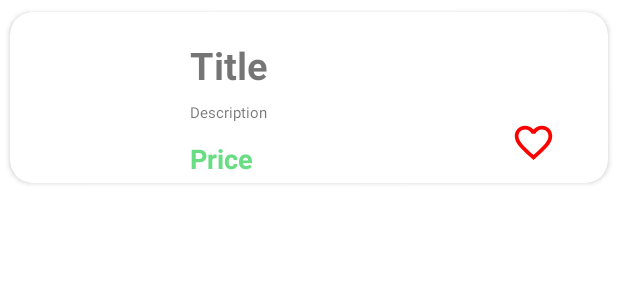
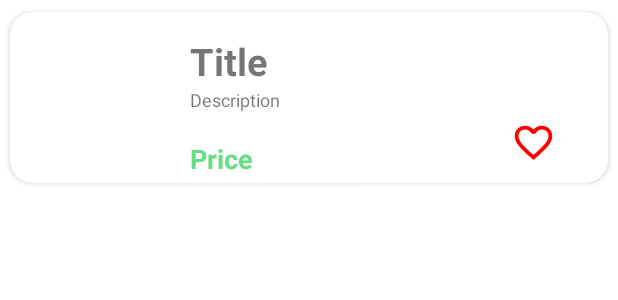
Before and after one commit to SanjuSabu2/Food, an Android app: the layout product_item.xml on its own in the app's theme, with its tools: preview values and no code run, on a phone screen of 412 x 824 dp. Shown: the top 300 px of the screen. Run offline under Robolectric (Android 15) with nearby library versions, the phone set to English and light mode, and no system bars.

Commit message:
minor changes

```diff
--- a/app/src/main/res/layout/activity_addtocart.xml
+++ b/app/src/main/res/layout/activity_addtocart.xml
@@ -42,6 +42,7 @@
             app:layout_constraintVertical_bias="0.461"
             app:srcCompat="@drawable/backbutton" />
     </androidx.constraintlayout.widget.ConstraintLayout>
+
 
     <TextView
         android:id="@+id/txt2prtitle"
@@ -174,7 +175,6 @@
         android:layout_marginBottom="44dp"
         android:background="@drawable/addtocart"
         android:text="Add to Cart"
-
         android:textColor="@color/white"
         app:layout_constraintBottom_toBottomOf="parent"
         app:layout_constraintEnd_toEndOf="parent"
@@ -206,4 +206,4 @@
         app:layout_constraintBottom_toBottomOf="@+id/txt2prtitle"
         app:layout_constraintEnd_toEndOf="parent"
         app:layout_constraintTop_toTopOf="@+id/txt2prtitle"/>
-</androidx.constraintlayout.widget.ConstraintLayout>
+    </androidx.constraintlayout.widget.ConstraintLayout>
--- a/app/src/main/res/layout/cart_item.xml
+++ b/app/src/main/res/layout/cart_item.xml
@@ -17,7 +17,7 @@
         android:layout_height="wrap_content"
         android:layout_gravity="start"
         android:layout_marginLeft="120dp"
-        android:layout_marginTop="18dp"
+        android:layout_marginTop="15dp"
         android:layout_marginBottom="20dp"
         android:text="Title"
         android:textSize="25dp"
@@ -28,8 +28,8 @@
         android:layout_width="wrap_content"
         android:layout_height="wrap_content"
         android:layout_marginLeft="120dp"
-        android:layout_marginTop="60dp"
-        android:textSize="10dp"
+        android:layout_marginTop="50dp"
+        android:textSize="12dp"
         android:text="Description" />
 
     <TextView
--- a/app/src/main/res/layout/product_item.xml
+++ b/app/src/main/res/layout/product_item.xml
@@ -3,15 +3,17 @@
     android:layout_width="match_parent"
     android:layout_height="130dp"
     xmlns:app="http://schemas.android.com/apk/res-auto">
+
     <androidx.cardview.widget.CardView
         android:layout_width="match_parent"
         android:layout_height="130dp"
+        android:elevation="5dp"
+        app:cardCornerRadius="15dp"
+        app:cardUseCompatPadding="true"
+        app:layout_constraintBottom_toBottomOf="parent"
         app:layout_constraintEnd_toEndOf="parent"
         app:layout_constraintStart_toStartOf="parent"
-        app:layout_constraintTop_toTopOf="parent"
-        app:cardUseCompatPadding="true"
-        app:cardCornerRadius="15dp"
-        android:elevation="5dp">
+        app:layout_constraintTop_toTopOf="parent">
 
         <TextView
             android:id="@+id/txtprtitle"
@@ -19,7 +21,7 @@
             android:layout_height="wrap_content"
             android:layout_gravity="start"
             android:layout_marginLeft="120dp"
-            android:layout_marginTop="18dp"
+            android:layout_marginTop="15dp"
             android:layout_marginBottom="20dp"
             android:text="Title"
             android:textSize="25dp"
@@ -30,9 +32,9 @@
             android:layout_width="wrap_content"
             android:layout_height="wrap_content"
             android:layout_marginLeft="120dp"
-            android:layout_marginTop="60dp"
+            android:layout_marginTop="50dp"
             android:text="Description"
-            android:textSize="10dp"/>
+            android:textSize="12dp" />
 
         <TextView
             android:id="@+id/txtprprice"
@@ -43,25 +45,25 @@
             android:text="Price"
             android:textColor="#69DD83"
             android:textSize="18dp"
-            android:textStyle="bold"/>
+            android:textStyle="bold" />
 
         <ImageView
             android:id="@+id/imgprimage"
             android:layout_width="100dp"
             android:layout_height="100dp"
             android:layout_gravity="center_vertical"
-            android:layout_marginLeft="10dp"
-            />
+            android:layout_marginLeft="10dp" />
+
         <ToggleButton
             android:id="@+id/add_to_fav"
             android:layout_width="30dp"
             android:layout_height="30dp"
             android:layout_gravity="center"
+            android:layout_marginLeft="150dp"
+            android:layout_marginTop="30dp"
             android:background="@drawable/favourite_toggle"
             android:textOff=""
-            android:textOn=""
-            android:layout_marginLeft="150dp"
-            android:layout_marginTop="30dp"/>
+            android:textOn="" />
 
     </androidx.cardview.widget.CardView>
 
```
